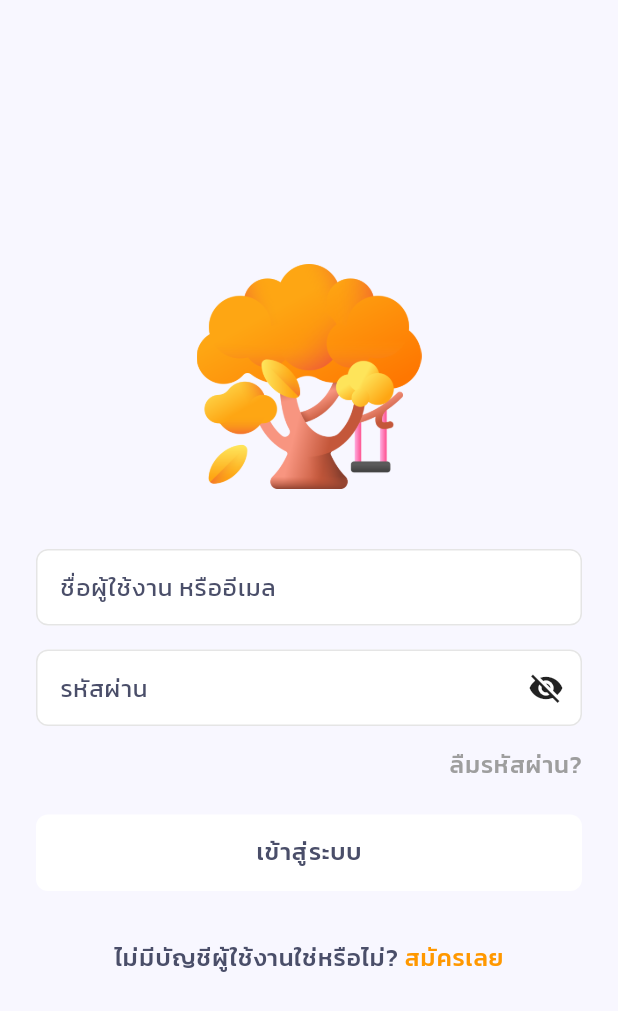
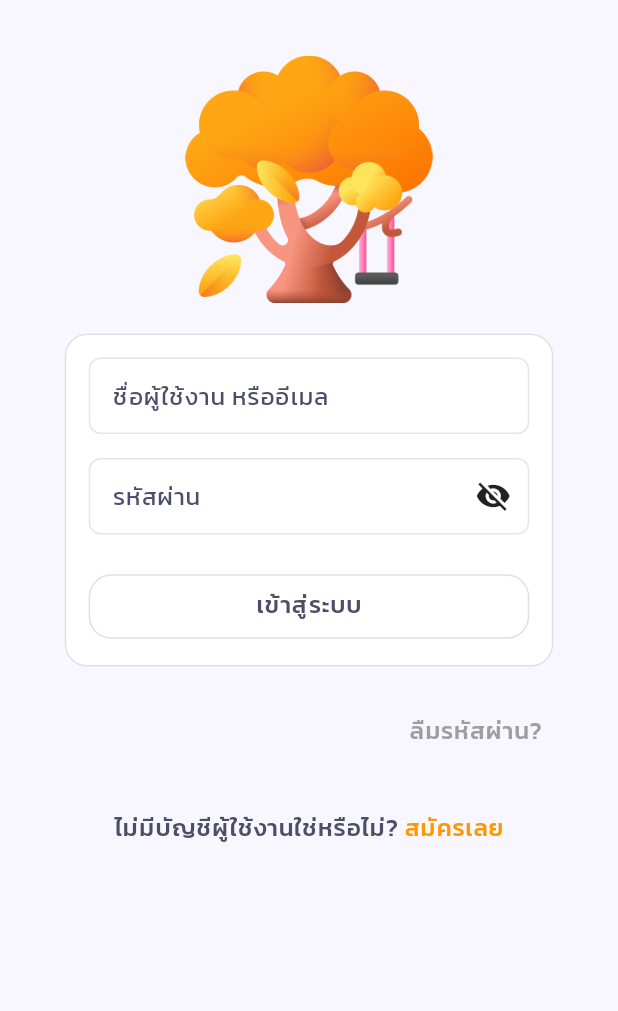
Before and after one commit to pumpkinn7/vocabtree, a Flutter app: the screen it shows after launch, on a phone screen of 412 x 824 dp. Shown: the top 1011 px of the screen. Run offline on Flutter 3.47's test engine with Material 3 defaults, Android fonts, the phone set to English and light mode, and no system bars; our stand-ins replace card_swiper, cloud_firestore, firebase_auth, firebase_core, firebase_storage, fl_chart and 5 more; missing offline and left inert: day_night_switcher, translator; accounts and stored records are empty.

Commit message:
LoginScreen

```diff
--- /dev/null
+++ b/lib/core/utils/responsive_helper.dart
@@ -0,0 +1,30 @@
+import 'package:flutter/material.dart';
+
+class ResponsiveHelper {
+  static double getScreenWidth(BuildContext context) =>
+      MediaQuery.of(context).size.width;
+  static double getScreenHeight(BuildContext context) =>
+      MediaQuery.of(context).size.height;
+
+  // Responsive width factors
+  static double getContentWidth(BuildContext context) {
+    final width = getScreenWidth(context);
+    if (width > 1200) return 0.5; // Desktop
+    if (width > 600) return 0.7; // Tablet
+    return 0.9; // Mobile
+  }
+
+  // Dynamic padding
+  static EdgeInsets getScreenPadding(BuildContext context) {
+    final width = getScreenWidth(context);
+    if (width > 1200) return EdgeInsets.all(width * 0.1);
+    if (width > 600) return EdgeInsets.all(width * 0.07);
+    return EdgeInsets.all(width * 0.05);
+  }
+
+  // Responsive spacing
+  static double getVerticalSpacing(BuildContext context) =>
+      getScreenHeight(context) * 0.02;
+  static double getImageHeight(BuildContext context) =>
+      getScreenHeight(context) * 0.2;
+}
--- /dev/null
+++ b/lib/features/auth/models/login_model.dart
@@ -0,0 +1,9 @@
+class LoginModel {
+  final String usernameOrEmail;
+  final String password;
+
+  LoginModel({
+    required this.usernameOrEmail,
+    required this.password,
+  });
+}
--- a/lib/features/auth/screens/login_screen.dart
+++ b/lib/features/auth/screens/login_screen.dart
@@ -5,12 +5,14 @@ import 'package:firebase_auth/firebase_auth.dart';
 import 'package:flutter/gestures.dart';
 import 'package:flutter/material.dart';
 import 'package:vocabtree/core/theme/text_styles.dart';
+import 'package:vocabtree/features/auth/widgets/login/login_form.dart';
+import 'package:vocabtree/core/utils/responsive_helper.dart';
 
 class LoginScreen extends StatefulWidget {
   const LoginScreen({super.key});
 
   @override
-  _LoginScreenState createState() => _LoginScreenState();
+  State<LoginScreen> createState() => _LoginScreenState();
 }
 
 class _LoginScreenState extends State<LoginScreen> {
@@ -118,61 +120,40 @@ class _LoginScreenState extends State<LoginScreen> {
   @override
   Widget build(BuildContext context) {
     return Scaffold(
-      body: Center(
-        child: Padding(
-          padding: const EdgeInsets.symmetric(horizontal: 24),
+      body: SafeArea(
+        child: SingleChildScrollView(
+          padding: ResponsiveHelper.getScreenPadding(context),
+          child: Center(
+            child: FractionallySizedBox(
+              widthFactor: ResponsiveHelper.getContentWidth(context),
               child: Column(
-            mainAxisAlignment: MainAxisAlignment.center,
                 children: [
-              _buildLogo(),
-              const SizedBox(height: 40),
-              _buildUsernameEmailField(),
-              const SizedBox(height: 16),
-              _buildPasswordField(),
+                  SizedBox(
+                      height: ResponsiveHelper.getVerticalSpacing(context)),
+                  Image.asset(
+                    'assets/images/tree_6977580.png',
+                    height: ResponsiveHelper.getImageHeight(context),
+                  ),
+                  SizedBox(
+                      height: ResponsiveHelper.getVerticalSpacing(context)),
+                  LoginForm(
+                    usernameEmailController: _usernameEmailController,
+                    passwordController: _passwordController,
+                    obscureText: _obscureText,
+                    onTogglePassword: _toggleObscureText,
+                    onLogin: _login,
+                  ),
                   const SizedBox(height: 16),
                   _buildForgotPasswordLink(),
-              const SizedBox(height: 24),
-              _buildLoginButton(),
-              const SizedBox(height: 35),
+                  const SizedBox(height: 30),
                   _buildRegisterLink(),
+                  SizedBox(
+                      height: ResponsiveHelper.getVerticalSpacing(context)),
                 ],
               ),
             ),
           ),
-    );
-  }
-
-  Widget _buildLogo() {
-    return Image.asset('assets/images/tree_6977580.png', height: 150);
-  }
-
-  Widget _buildUsernameEmailField() {
-    return _buildTextField(
-        _usernameEmailController, 'ชื่อผู้ใช้งาน หรืออีเมล', false);
-  }
-
-  Widget _buildPasswordField() {
-    return _buildTextField(_passwordController, 'รหัสผ่าน', true);
-  }
-
-  Widget _buildTextField(
-      TextEditingController controller, String label, bool isPassword) {
-    return TextField(
-      controller: controller,
-      obscureText: isPassword ? _obscureText : false,
-      decoration: InputDecoration(
-        border: OutlineInputBorder(borderRadius: BorderRadius.circular(8)),
-        labelText: label,
-        labelStyle: AppTextStyles.inputText,
-        suffixIcon: isPassword
-            ? IconButton(
-                icon: Icon(
-                  _obscureText ? Icons.visibility_off : Icons.visibility,
-                  color: Theme.of(context).iconTheme.color,
         ),
-                onPressed: _toggleObscureText,
-              )
-            : null,
       ),
     );
   }
@@ -180,27 +161,12 @@ class _LoginScreenState extends State<LoginScreen> {
   Widget _buildForgotPasswordLink() {
     return Align(
       alignment: Alignment.centerRight,
-      child: Text.rich(
-        TextSpan(
-          text: 'ลืมรหัสผ่าน?',
+      child: TextButton(
+        onPressed: () => Navigator.pushNamed(context, '/reset-password'),
+        child: Text(
+          'ลืมรหัสผ่าน?',
           style: AppTextStyles.label.copyWith(color: Colors.grey),
-          recognizer: TapGestureRecognizer()
-            ..onTap = () => Navigator.pushNamed(context, '/reset-password'),
         ),
-      ),
-    );
-  }
-
-  Widget _buildLoginButton() {
-    return SizedBox(
-      width: double.infinity,
-      child: ElevatedButton(
-        onPressed: _login,
-        style: ElevatedButton.styleFrom(
-          padding: const EdgeInsets.symmetric(vertical: 16),
-          shape: RoundedRectangleBorder(borderRadius: BorderRadius.circular(8)),
-        ),
-        child: Text('เข้าสู่ระบบ', style: AppTextStyles.label),
       ),
     );
   }
--- /dev/null
+++ b/lib/features/auth/widgets/login/login_form.dart
@@ -0,0 +1,60 @@
+import 'package:flutter/material.dart';
+import 'package:vocabtree/core/theme/text_styles.dart';
+import 'package:vocabtree/features/auth/widgets/login/login_text_field.dart';
+
+class LoginForm extends StatelessWidget {
+  final TextEditingController usernameEmailController;
+  final TextEditingController passwordController;
+  final bool obscureText;
+  final VoidCallback onTogglePassword;
+  final VoidCallback onLogin;
+
+  const LoginForm({
+    super.key,
+    required this.usernameEmailController,
+    required this.passwordController,
+    required this.obscureText,
+    required this.onTogglePassword,
+    required this.onLogin,
+  });
+
+  @override
+  Widget build(BuildContext context) {
+    return Card(
+      elevation: 0,
+      shape: RoundedRectangleBorder(
+        borderRadius: BorderRadius.circular(15),
+        side: BorderSide(color: Colors.grey[300]!),
+      ),
+      child: Padding(
+        padding: const EdgeInsets.all(16.0),
+        child: Column(
+          mainAxisSize: MainAxisSize.min,
+          children: [
+            LoginTextField(
+              controller: usernameEmailController,
+              label: 'ชื่อผู้ใช้งาน หรืออีเมล',
+              isPassword: false,
+            ),
+            const SizedBox(height: 16),
+            LoginTextField(
+              controller: passwordController,
+              label: 'รหัสผ่าน',
+              isPassword: true,
+              obscureText: obscureText,
+              onTogglePassword: onTogglePassword,
+            ),
+            const SizedBox(height: 24),
+            SizedBox(
+              width: double.infinity,
+              child: ElevatedButton(
+                onPressed: onLogin,
+                child: Text('เข้าสู่ระบบ', style: AppTextStyles.label),
+              ),
+            ),
+          ],
+        ),
+      ),
+    );
+  }
+}
--- /dev/null
+++ b/lib/features/auth/widgets/login/login_text_field.dart
@@ -0,0 +1,41 @@
+import 'package:flutter/material.dart';
+import 'package:vocabtree/core/theme/text_styles.dart';
+
+class LoginTextField extends StatelessWidget {
+  final TextEditingController controller;
+  final String label;
+  final bool isPassword;
+  final bool? obscureText;
+  final VoidCallback? onTogglePassword;
+
+  const LoginTextField({
+    super.key,
+    required this.controller,
+    required this.label,
+    required this.isPassword,
+    this.obscureText,
+    this.onTogglePassword,
+  });
+
+  @override
+  Widget build(BuildContext context) {
+    return TextField(
+      controller: controller,
+      obscureText: isPassword ? (obscureText ?? false) : false,
+      decoration: InputDecoration(
+        border: OutlineInputBorder(borderRadius: BorderRadius.circular(8)),
+        labelText: label,
+        labelStyle: AppTextStyles.inputText,
+        suffixIcon: isPassword
+            ? IconButton(
+                icon: Icon(
+                  obscureText! ? Icons.visibility_off : Icons.visibility,
+                  color: Theme.of(context).iconTheme.color,
+                ),
+                onPressed: onTogglePassword,
+              )
+            : null,
+      ),
+    );
+  }
+}
```
Lines whose indentation alone changed are shown as unchanged.
